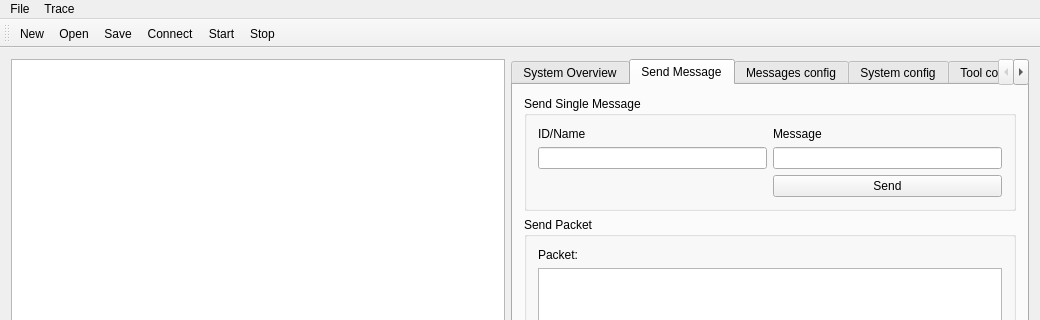
NeverKnewTheName/R_Visualizer, file R_Visualizer/mainwindow.ui: the form before one commit; both pictures show x 0 to 1040 and y 0 to 320 of the 1040 by 791 pixel window.
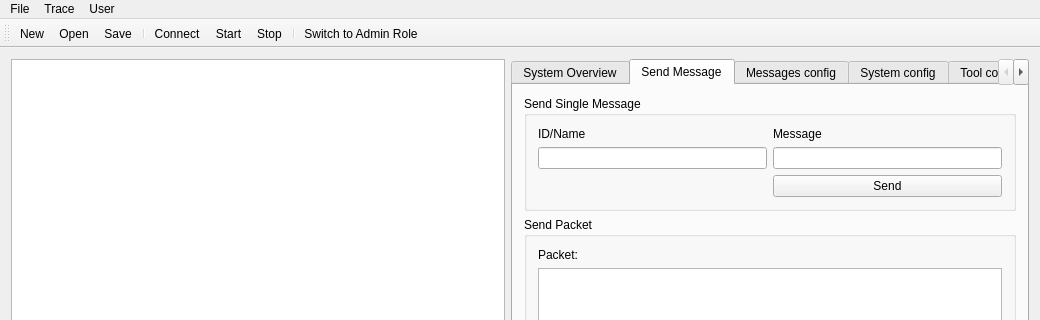
The form after the commit. Icons and pictures are not drawn.

Commit message: added NormalUser/Admin roles to hide/show advanced options

```diff
--- a/R_Visualizer/mainwindow.ui
+++ b/R_Visualizer/mainwindow.ui
@@ -494,8 +494,15 @@
     <addaction name="actionStart"/>
     <addaction name="actionStop"/>
    </widget>
+   <widget class="QMenu" name="menuUser">
+    <property name="title">
+     <string>User</string>
+    </property>
+    <addaction name="actionSwitch_User_Role"/>
+   </widget>
    <addaction name="menuFile"/>
    <addaction name="menuTrace"/>
+   <addaction name="menuUser"/>
   </widget>
   <widget class="QToolBar" name="mainToolBar">
    <attribute name="toolBarArea">
@@ -507,9 +514,12 @@
    <addaction name="actionNew"/>
    <addaction name="actionOpen"/>
    <addaction name="actionSave"/>
+   <addaction name="separator"/>
    <addaction name="actionConnect"/>
    <addaction name="actionStart"/>
    <addaction name="actionStop"/>
+   <addaction name="separator"/>
+   <addaction name="actionSwitch_User_Role"/>
   </widget>
   <widget class="QStatusBar" name="statusBar"/>
   <action name="actionNew">
@@ -584,6 +594,19 @@
     <string>Stop</string>
    </property>
   </action>
+  <action name="actionSwitch_User_Role">
+   <property name="icon">
+    <iconset resource="ressources.qrc">
+     <normaloff>:/GUI/Icons/Icons/UserNormal-32.png</normaloff>
+     <normalon>:/GUI/Icons/Icons/UserAdmin-32.png</normalon>:/GUI/Icons/Icons/UserNormal-32.png</iconset>
+   </property>
+   <property name="text">
+    <string>Switch to Admin Role</string>
+   </property>
+   <property name="toolTip">
+    <string>Switch the Role of the user</string>
+   </property>
+  </action>
  </widget>
  <layoutdefault spacing="6" margin="11"/>
  <resources>
```
The commit also changes 37 other files.
